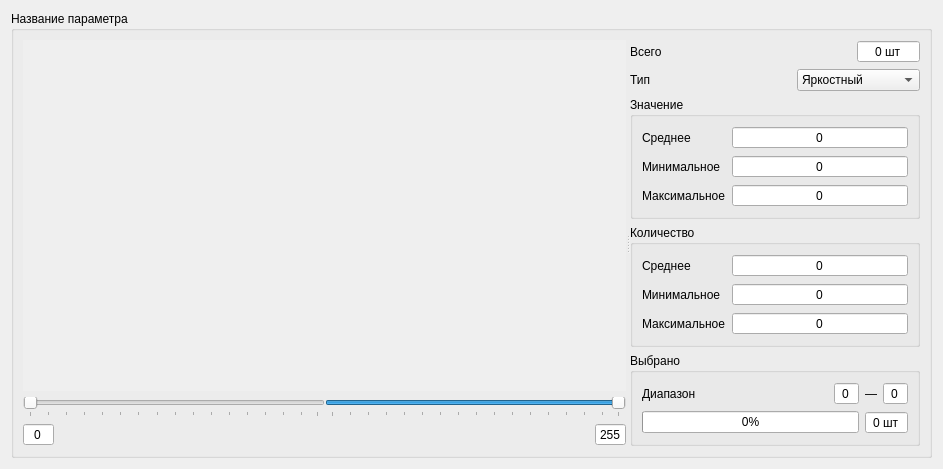
This is widgets/histogramwidget.ui in gurmaaan/ObjectsClassifier as Qt 5 draws it before an edit. The edited form follows.
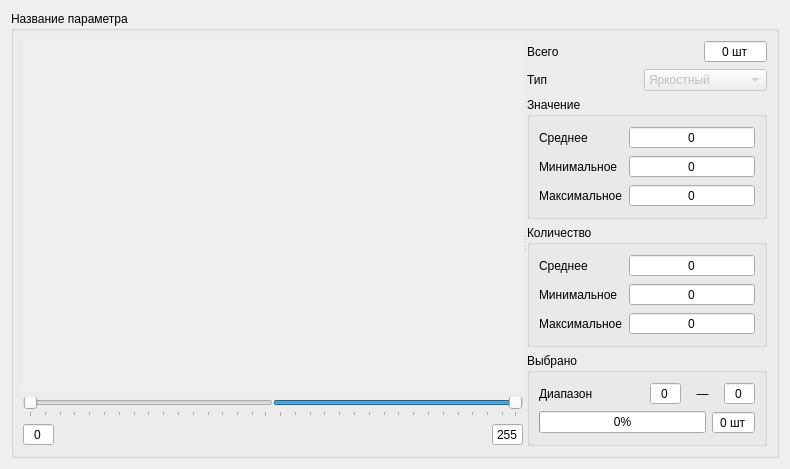
This is the edited form. Icons and pictures are not drawn. Custom widgets are drawn as their Qt base class.

Patch:
```diff
--- a/widgets/histogramwidget.ui
+++ b/widgets/histogramwidget.ui
@@ -6,8 +6,8 @@
    <rect>
     <x>0</x>
     <y>0</y>
-    <width>943</width>
-    <height>451</height>
+    <width>787</width>
+    <height>419</height>
    </rect>
   </property>
   <property name="windowTitle">
@@ -157,7 +157,7 @@
           </item>
          </layout>
         </widget>
-        <widget class="QWidget" name="">
+        <widget class="QWidget" name="layoutWidget">
          <layout class="QVBoxLayout" name="verticalLayout">
           <property name="sizeConstraint">
            <enum>QLayout::SetMinimumSize</enum>
@@ -235,6 +235,9 @@
             </item>
             <item>
              <widget class="QComboBox" name="typeCombo">
+              <property name="enabled">
+               <bool>false</bool>
+              </property>
               <property name="editable">
                <bool>false</bool>
               </property>
@@ -451,30 +454,35 @@
              </property>
              <item>
               <layout class="QHBoxLayout" name="selectedValueLayout">
+               <property name="sizeConstraint">
+                <enum>QLayout::SetMinimumSize</enum>
+               </property>
                <item>
                 <widget class="QLabel" name="selectedRangeLabel">
+                 <property name="sizePolicy">
+                  <sizepolicy hsizetype="Minimum" vsizetype="Preferred">
+                   <horstretch>0</horstretch>
+                   <verstretch>0</verstretch>
+                  </sizepolicy>
+                 </property>
                  <property name="text">
                   <string>Диапазон</string>
                  </property>
                 </widget>
                </item>
-               <item>
-                <spacer name="horizontalSpacer">
-                 <property name="orientation">
-                  <enum>Qt::Horizontal</enum>
-                 </property>
-                 <property name="sizeHint" stdset="0">
-                  <size>
-                   <width>40</width>
-                   <height>20</height>
-                  </size>
-                 </property>
-                </spacer>
-               </item>
                <item>
                 <layout class="QHBoxLayout" name="selectedRangeLayout">
+                 <property name="sizeConstraint">
+                  <enum>QLayout::SetMaximumSize</enum>
+                 </property>
                  <item>
                   <widget class="QSpinBox" name="selectedMinRange">
+                   <property name="sizePolicy">
+                    <sizepolicy hsizetype="Maximum" vsizetype="Fixed">
+                     <horstretch>0</horstretch>
+                     <verstretch>0</verstretch>
+                    </sizepolicy>
+                   </property>
                    <property name="maximumSize">
                     <size>
                      <width>40</width>
@@ -513,6 +521,12 @@
                  </item>
                  <item>
                   <widget class="QSpinBox" name="selectedMaxRange">
+                   <property name="sizePolicy">
+                    <sizepolicy hsizetype="Maximum" vsizetype="Fixed">
+                     <horstretch>0</horstretch>
+                     <verstretch>0</verstretch>
+                    </sizepolicy>
+                   </property>
                    <property name="maximumSize">
                     <size>
                      <width>40</width>
```
Left out of the diff: 97 changed lines with no effect on the pictures.
